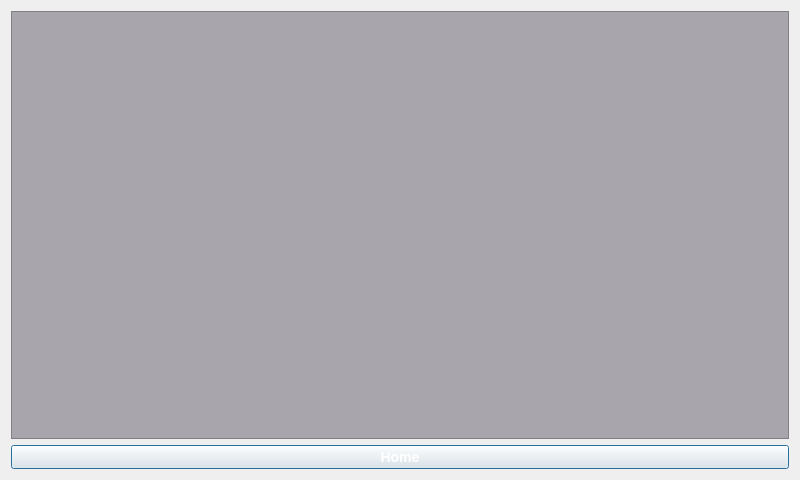
Qt form FAKKIT/inventorypage.ui (r0ug3-Mary/Senior_Design) before a commit.
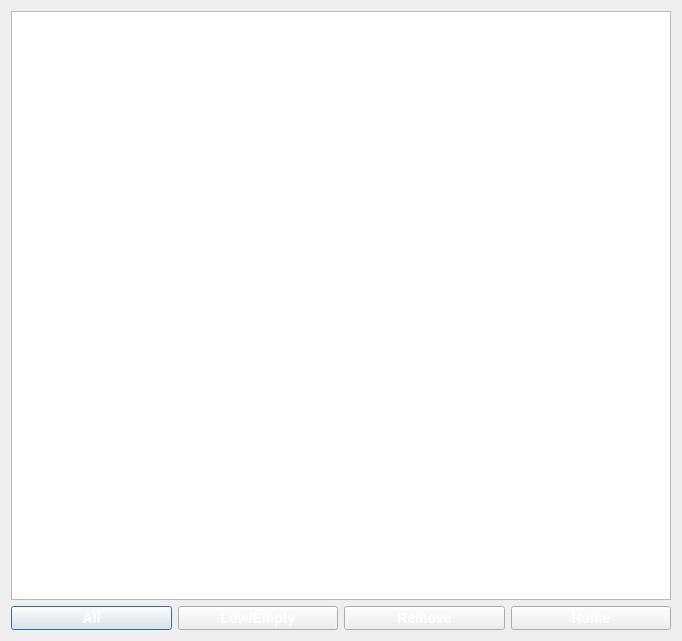
The same form after that commit.

Commit message: 10/29/16 push b4 meet

What changed in the file:
```diff
--- a/FAKKIT/inventorypage.ui
+++ b/FAKKIT/inventorypage.ui
@@ -6,8 +6,8 @@
    <rect>
     <x>0</x>
     <y>0</y>
-    <width>800</width>
-    <height>480</height>
+    <width>682</width>
+    <height>641</height>
    </rect>
   </property>
   <property name="windowTitle">
@@ -16,24 +16,52 @@
   <property name="styleSheet">
    <string notr="true"/>
   </property>
-  <layout class="QVBoxLayout" name="verticalLayout">
+  <layout class="QGridLayout" name="gridLayout">
+   <item row="0" column="0">
+    <widget class="QTableView" name="tableView">
+     <property name="styleSheet">
+      <string notr="true">background-color: rgb(168, 165, 173);
+font: bold 14px;\n    color: white;</string>
+     </property>
+    </widget>
+   </item>
+   <item row="1" column="0">
+    <layout class="QHBoxLayout" name="horizontalLayout">
    <item>
-    <widget class="QTextEdit" name="dbOutput">
+      <widget class="QPushButton" name="AllButton">
      <property name="styleSheet">
-      <string notr="true">background-color: rgb(168, 165, 173);</string>
+        <string notr="true">font: bold 14px;
+    color: white;</string>
+       </property>
+       <property name="text">
+        <string>All</string>
+       </property>
+      </widget>
+     </item>
+     <item>
+      <widget class="QPushButton" name="LowEmpButton">
+       <property name="styleSheet">
+        <string notr="true">font: bold 14px;
+    color: white;</string>
+       </property>
+       <property name="text">
+        <string>Low/Empty</string>
+       </property>
+      </widget>
+     </item>
+     <item>
+      <widget class="QPushButton" name="RemoveButton">
+       <property name="styleSheet">
+        <string notr="true">font: bold 14px;
+    color: white;</string>
+       </property>
+       <property name="text">
+        <string>Remove</string>
      </property>
     </widget>
    </item>
    <item>
     <widget class="QPushButton" name="HomeButton">
-     <property name="font">
-      <font>
-       <pointsize>-1</pointsize>
-       <weight>75</weight>
-       <italic>false</italic>
-       <bold>true</bold>
-      </font>
-     </property>
      <property name="styleSheet">
       <string notr="true">font: bold 14px;
     color: white;</string>
@@ -42,6 +70,8 @@
       <string>Home</string>
      </property>
     </widget>
+     </item>
+    </layout>
    </item>
   </layout>
  </widget>
```
Lines whose indentation alone changed are shown as unchanged. The commit also changes 74 other files.
